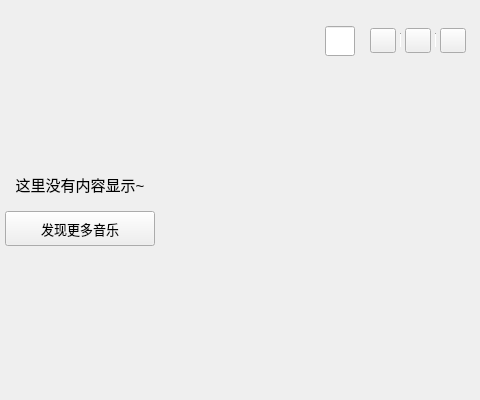
This is KuGouClient/PurchasedMusic/PaidSingle/PaidSingle.ui in a-mo-xi-wei/Qt-KuGouAppClient as Qt 5 draws it before an edit; both pictures show x 320 to 800 and y 0 to 400 of the 800 by 400 pixel window. The edited form follows.
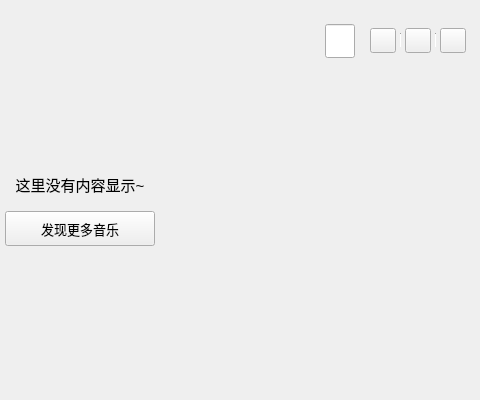
This is the edited form. Custom widgets are drawn as their Qt base class.

What changed in the file:
```diff
--- a/KuGouClient/PurchasedMusic/PaidSingle/PaidSingle.ui
+++ b/KuGouClient/PurchasedMusic/PaidSingle/PaidSingle.ui
@@ -95,7 +95,7 @@
       <item>
        <widget class="MySearchLineEdit" name="paid_search_lineEdit">
         <property name="sizePolicy">
-         <sizepolicy hsizetype="Fixed" vsizetype="Fixed">
+         <sizepolicy hsizetype="Fixed" vsizetype="Preferred">
           <horstretch>0</horstretch>
           <verstretch>0</verstretch>
          </sizepolicy>
@@ -103,13 +103,13 @@
         <property name="minimumSize">
          <size>
           <width>30</width>
-          <height>30</height>
+          <height>0</height>
          </size>
         </property>
         <property name="maximumSize">
          <size>
           <width>30</width>
-          <height>30</height>
+          <height>16777215</height>
          </size>
         </property>
         <property name="placeholderText">
```
